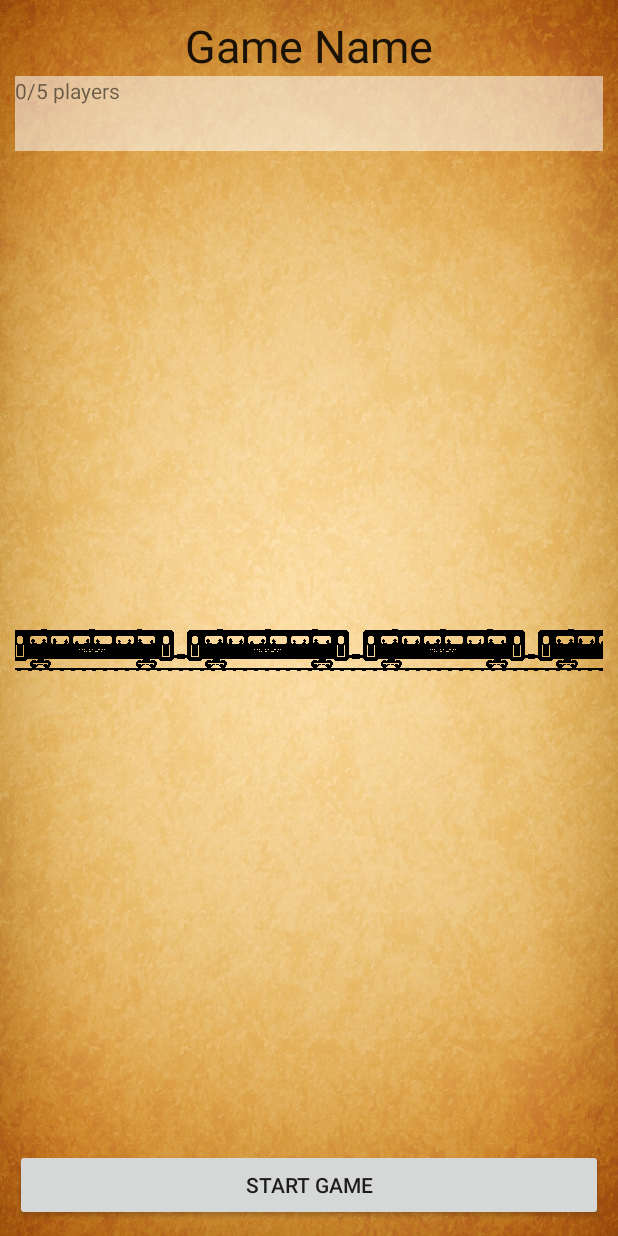
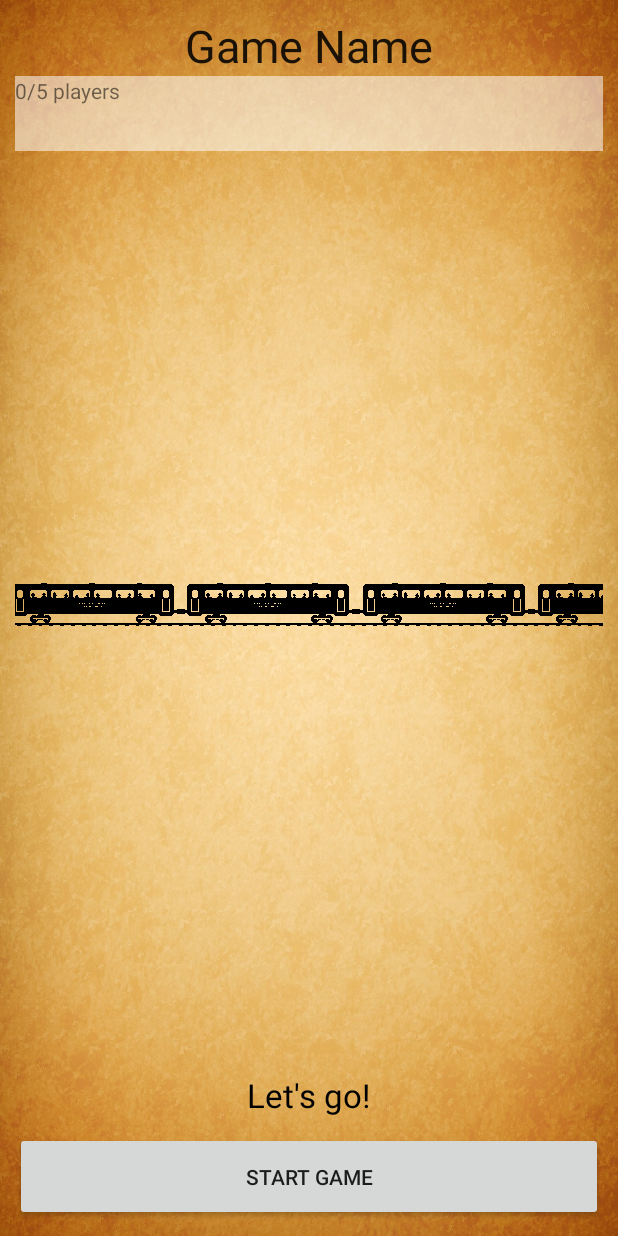
Before and after one commit to tjbow/340_software_design_and_testing, an Android app: the LobbyActivity screen opened directly, with no data from a screen before it, on a phone screen of 412 x 824 dp. Run offline under Robolectric (Android 15) with nearby library versions, the phone set to English and light mode, and no system bars; libraries missing offline, so code that uses them is left out: com.joanzapata.iconify; 7 statements that could not run were skipped.

Commit message:
added status message to lobby activity and made gameList button match style of lobby

```diff
--- a/app/src/main/java/com/group4/tickettoride/Lobby/LobbyActivity.java
+++ b/app/src/main/java/com/group4/tickettoride/Lobby/LobbyActivity.java
@@ -31,6 +31,7 @@ public class LobbyActivity extends AppCompatActivity implements ILobbyActivity {
     private TextView playerStatusView;
     private TextView gameNameView;
     private View decorView;
+    private TextView lobbyStatus;
 
     private String playerStatus;
     private int maxPlayers = 0;
@@ -84,6 +85,8 @@ public class LobbyActivity extends AppCompatActivity implements ILobbyActivity {
 
         decorView = getWindow().getDecorView();
 
+        lobbyStatus = (TextView) findViewById(R.id.lobby_status);
+
         startButton = (Button)findViewById(R.id.start_button);
         setStartButtonEnabled(false);
         startButton.setOnClickListener(new View.OnClickListener() {
@@ -118,6 +121,14 @@ public class LobbyActivity extends AppCompatActivity implements ILobbyActivity {
 
     @Override
     public void setStartButtonEnabled(boolean isEnabled) {
+        if (isEnabled)
+        {
+            lobbyStatus.setText(R.string.ready_message);
+        }
+        else
+        {
+            lobbyStatus.setText(R.string.waiting_message);
+        }
         startButton.setEnabled(isEnabled);
         startButton.setClickable(isEnabled);
     }
--- a/app/src/main/res/layout/activity_lobby.xml
+++ b/app/src/main/res/layout/activity_lobby.xml
@@ -48,9 +48,20 @@
         android:layout_weight="1"
         android:src="@drawable/moving_train1"/>
 
+    <TextView
+        android:layout_width="wrap_content"
+        android:layout_height="wrap_content"
+        android:id="@+id/lobby_status"
+        android:textColor="@color/colorBlack"
+        android:layout_gravity="center"
+        android:layout_margin="10dp"
+        android:textSize="22sp"/>
+
     <Button
         android:id="@+id/start_button"
         android:layout_width="match_parent"
         android:layout_height="wrap_content"
-        android:text="Start Game" />
+        android:padding="20dp"
+        android:text="Start Game"
+        />
 </LinearLayout>
--- a/app/src/main/res/values/colors.xml
+++ b/app/src/main/res/values/colors.xml
@@ -13,6 +13,7 @@
     <color name="colorBlue">#4b8bf2</color>
     <color name="colorRed">#e43206</color>
     <color name="colorGreen">#29a815</color>
+    <color name="colorTransGreen">#8923ff00</color>
     <color name="colorYellow">#fcf800</color>
 
 
--- a/app/src/main/res/values/strings.xml
+++ b/app/src/main/res/values/strings.xml
@@ -18,4 +18,7 @@
     <string name="enter_gameName_prompt">Enter a name for the game:</string>
     <string name="select_playerCount_prompt">Select the desired number of players:</string>
 
+    <string name="waiting_message">Waiting for remaining players...</string>
+    <string name="ready_message">Let\'s go!</string>
+
 </resources>
```
Also changed, not shown: app/src/main/res/layout/activity_game_list.xml (+5 -3 lines).
